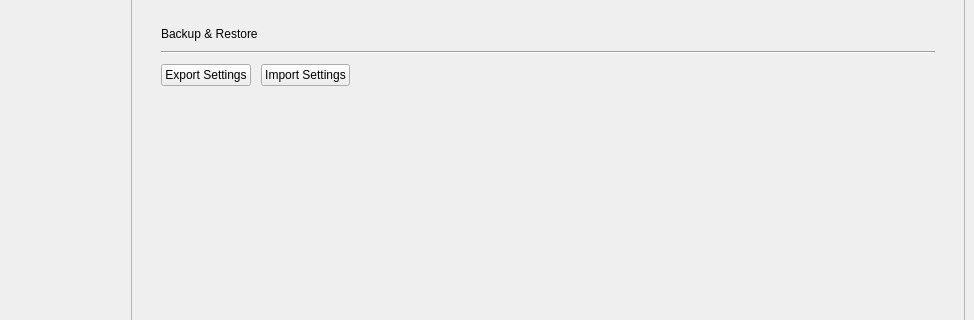
Old version of the form ui/main_window.ui in the repository imndllnuri/students-attendance-app; both pictures show x 104 to 1078 and y 469 to 789 of the 1078 by 935 pixel window.
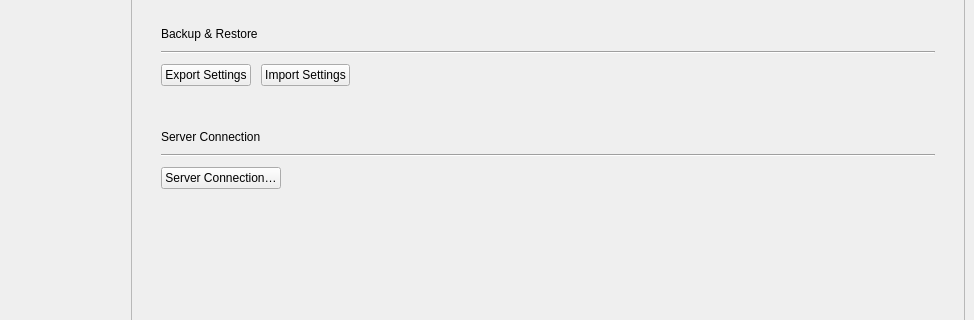
New version of the form. The open tabs and pages were chosen to show the change.

Commit message: Add always-on LAN server deployment: opt-in auth, systemd, GUI server connection

Patch:
```diff
--- a/ui/main_window.ui
+++ b/ui/main_window.ui
@@ -627,6 +627,43 @@
                 </layout>
                </widget>
               </item>
+              <item>
+               <widget class="QFrame" name="settings_connection_card">
+                <layout class="QVBoxLayout" name="settings_connection_card_layout">
+                 <property name="leftMargin"><number>20</number></property>
+                 <property name="topMargin"><number>18</number></property>
+                 <property name="rightMargin"><number>20</number></property>
+                 <property name="bottomMargin"><number>20</number></property>
+                 <property name="spacing"><number>10</number></property>
+                 <item>
+                  <widget class="QLabel" name="settings_connection_title_lbl">
+                   <property name="text"><string>Server Connection</string></property>
+                  </widget>
+                 </item>
+                 <item>
+                  <widget class="Line" name="settings_connection_divider">
+                   <property name="orientation"><enum>Qt::Horizontal</enum></property>
+                  </widget>
+                 </item>
+                 <item>
+                  <layout class="QHBoxLayout" name="settings_connection_row">
+                   <item>
+                    <widget class="QPushButton" name="server_connection_btn">
+                     <property name="text"><string>Server Connection…</string></property>
+                    </widget>
+                   </item>
+                   <item>
+                    <spacer name="settings_connection_spacer">
+                     <property name="orientation"><enum>Qt::Horizontal</enum></property>
+    <property name="sizeType"><enum>QSizePolicy::Expanding</enum></property>
+    <property name="sizeHint" stdset="0"><size><width>40</width><height>20</height></size></property>
+   </spacer>
+                   </item>
+                  </layout>
+                 </item>
+                </layout>
+               </widget>
+              </item>
               <item>
                <spacer name="settings_general_page_spacer">
                 <property name="orientation"><enum>Qt::Vertical</enum></property>
```
The commit also changes 23 other files.
